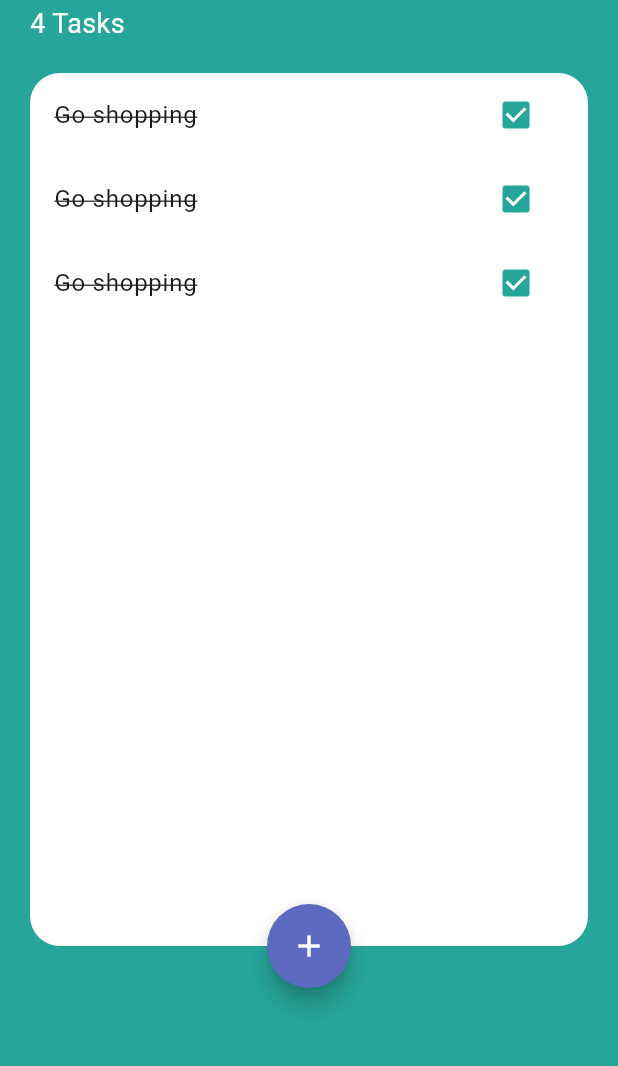
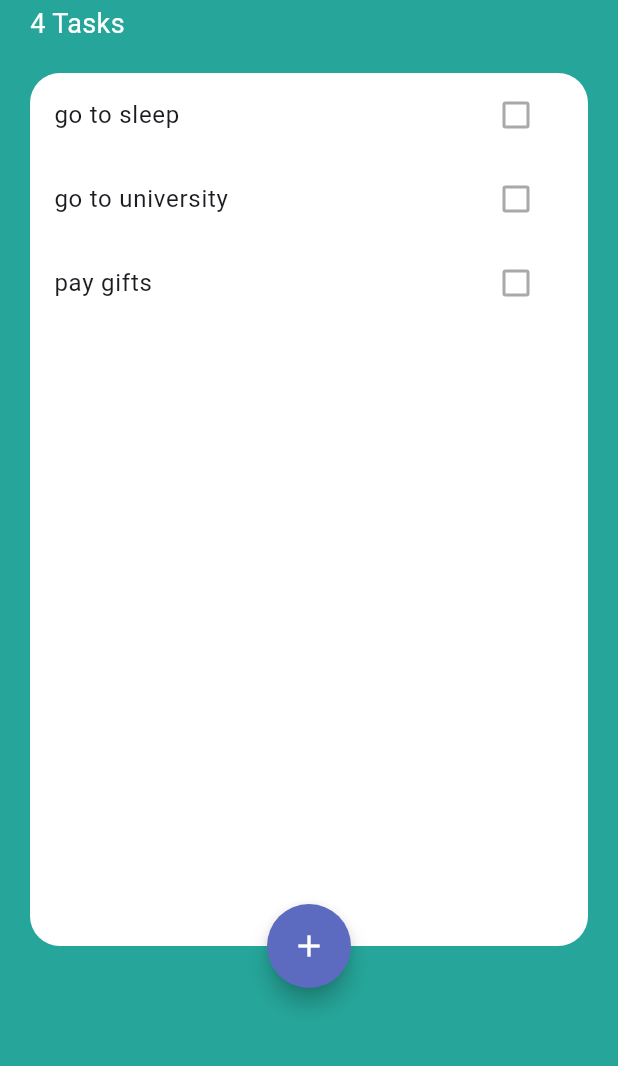
Before and after one commit to Moha2001hassan/ToDayDo, a Flutter app: the screen it shows after launch, on a phone screen of 412 x 824 dp, the part 170-1236 px from its top. Run offline on Flutter 3.47's test engine with Material 3 defaults, Android fonts, the phone set to English and light mode, and no system bars.

Commit message:
list of tasks

```diff
--- /dev/null
+++ b/lib/models/task.dart
@@ -0,0 +1,10 @@
+class Task {
+  final String name;
+  bool isDone;
+
+  Task({required this.name, this.isDone = false});
+
+  void doneChanged(){
+    isDone = !isDone;
+  }
+}
--- a/lib/widgets/task_tile.dart
+++ b/lib/widgets/task_tile.dart
@@ -1,40 +1,23 @@
 import 'package:flutter/material.dart';
 
-class TaskTile extends StatefulWidget {
-  const TaskTile({super.key});
+class TaskTile extends StatelessWidget {
+  final bool isChecked;
+  final String taskTitle;
 
-  @override
-  State<TaskTile> createState() => _TaskTileState();
-}
-
-class _TaskTileState extends State<TaskTile> {
-  bool isChecked = true;
+  const TaskTile({super.key, required this.isChecked, required this.taskTitle});
 
   @override
   Widget build(BuildContext context) {
     return ListTile(
-      title: Text("Go shopping",
-      style: TextStyle(decoration: isChecked? TextDecoration.lineThrough: null)),
-      trailing: TaskCheckBox(isChecked, (bool? newVal){
-        setState(() {
-          isChecked = newVal!;
-        });
-      }),
-    );
+        title: Text(
+          taskTitle,
+          style: TextStyle(
+              decoration: isChecked ? TextDecoration.lineThrough : null),
+        ),
+        trailing: Checkbox(
+          activeColor: Colors.teal[400],
+          value: isChecked,
+          onChanged: null,
+        ));
   }
 }
-
-class TaskCheckBox extends StatelessWidget {
-  final bool? checkBoxState;
-  final Function(bool?) checkBoxChange;
-  const TaskCheckBox(this.checkBoxState, this.checkBoxChange);
-
-  @override
-  Widget build(BuildContext context) {
-    return Checkbox(
-      activeColor: Colors.teal[400],
-      value: checkBoxState,
-      onChanged: checkBoxChange,
-    );
-  }
-}
--- a/lib/widgets/tasks_list.dart
+++ b/lib/widgets/tasks_list.dart
@@ -1,16 +1,38 @@
 import 'package:advanced/widgets/task_tile.dart';
 import 'package:flutter/material.dart';
 
-class TasksList extends StatelessWidget {
+import '../models/task.dart';
+
+class TasksList extends StatefulWidget {
   const TasksList({super.key});
+
+  @override
+  State<TasksList> createState() => _TasksListState();
+}
+
+class _TasksListState extends State<TasksList> {
+  List<Task> tasks = [
+    Task(name: "go to sleep"),
+    Task(name: "go to university"),
+    Task(name: "pay gifts"),
+  ];
 
   @override
   Widget build(BuildContext context) {
     return ListView(
-      children: const [
-        TaskTile(),
-        TaskTile(),
-        TaskTile(),
+      children: [
+        TaskTile(
+          taskTitle: tasks[0].name,
+          isChecked: tasks[0].isDone,
+        ),
+        TaskTile(
+          taskTitle: tasks[1].name,
+          isChecked: tasks[1].isDone,
+        ),
+        TaskTile(
+          taskTitle: tasks[2].name,
+          isChecked: tasks[2].isDone,
+        ),
       ],
     );
   }
```
